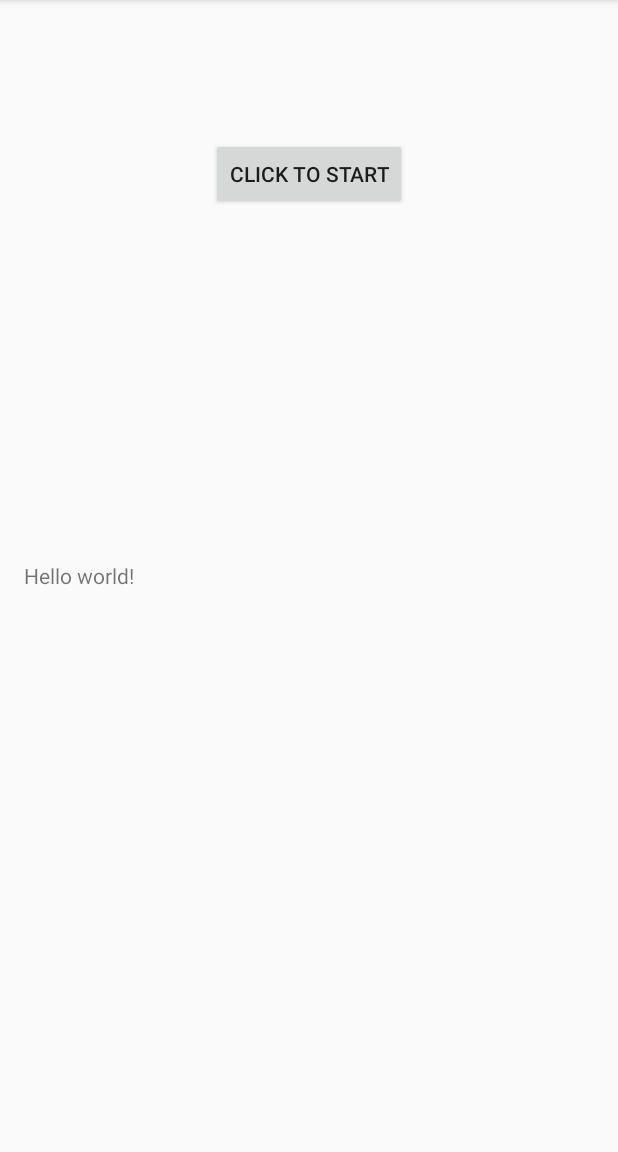
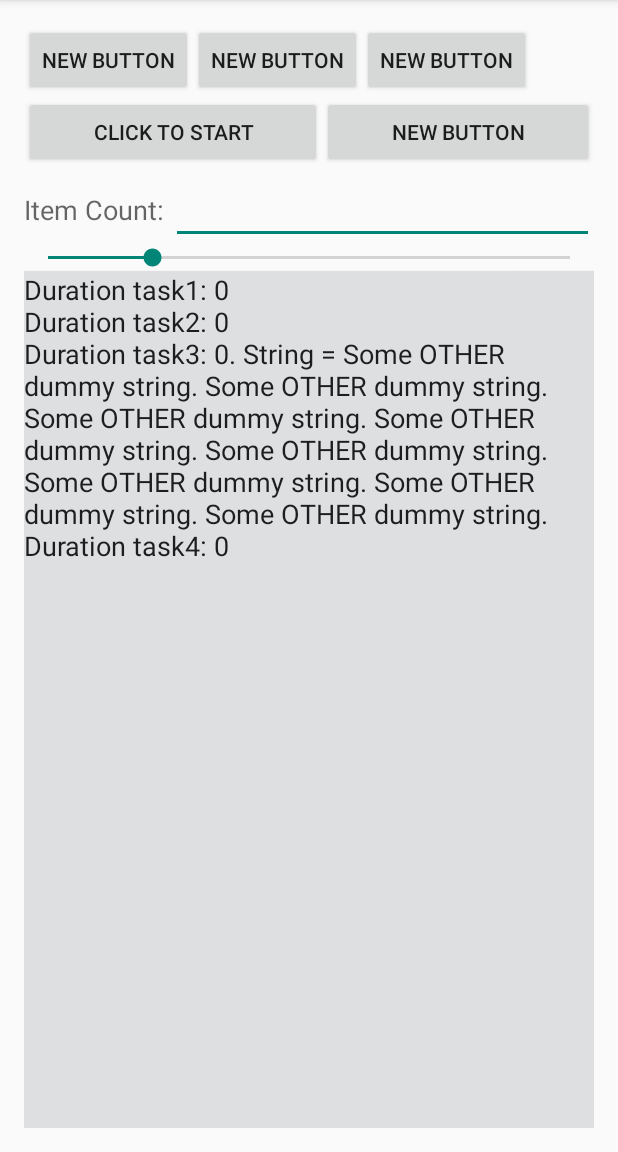
Before and after one commit to miketolliver/bitterbrush, an Android app: the screen it shows after launch (MainActivity), after a tap on "CLICK TO START", on a phone screen of 412 x 824 dp, the part 84-1236 px from its top. Run offline under Robolectric (Android 15) with nearby library versions, the phone set to English and light mode, and no system bars.

Commit message:
transitioning javabenchmark utility

```diff
--- a/javaBenchmark/app/src/main/java/com/example/mike/javabenchmark/DbManager.java
+++ b/javaBenchmark/app/src/main/java/com/example/mike/javabenchmark/DbManager.java
@@ -86,6 +86,7 @@ public class DbManager extends SQLiteOpenHelper {
         }else{
             //Log.d("BENCH_DB", "GetValueString for key="+key+", valueName="+valueName+" returned 0 results." );
         }
+        cur.close();
 
         return res;
     }
--- a/javaBenchmark/app/src/main/java/com/example/mike/javabenchmark/MainActivity.java
+++ b/javaBenchmark/app/src/main/java/com/example/mike/javabenchmark/MainActivity.java
@@ -7,17 +7,21 @@ import android.view.Menu;
 import android.view.MenuItem;
 import android.view.View;
 import android.widget.Button;
+import android.widget.ProgressBar;
+import android.widget.TextView;
 
 
 public class MainActivity extends ActionBarActivity {
 
     public DbManager mDbManager;
+    public TextView mResults;
 
     @Override
     protected void onCreate(Bundle savedInstanceState) {
         super.onCreate(savedInstanceState);
         setContentView(R.layout.activity_main);
 
+        mResults = (TextView)findViewById(R.id.mTextResults);
         mDbManager = new DbManager(this);
 
         Button clickButton = (Button) findViewById(R.id.mStartBtn);
@@ -44,19 +48,26 @@ public class MainActivity extends ActionBarActivity {
 
         for( int i=0; i<lLoop; i++ ){
             String lValue = "VALUE"+i;
-            mDbManager.AddValueString(lValue, "Some dummy string");
+            mDbManager.AddValueString(lValue, "Some dummy string.");
         }
+
         long t2 = System.currentTimeMillis();
         long dur1 = t2-t1;
         Log.d("BENCH", "Duration task1: "+ dur1);
 
+        String str = "Duration task1: " + dur1 + "\n";
+        mResults.append(str);
+
         for( int i=0; i<lLoop; i++ ) {
             String lValue = "VALUE" + i;
-            mDbManager.SetValueString(lValue, "Some OTHER dummy string");
+            mDbManager.SetValueString(lValue, "Some OTHER dummy string. Some OTHER dummy string. Some OTHER dummy string. Some OTHER dummy string. Some OTHER dummy string. Some OTHER dummy string. Some OTHER dummy string. Some OTHER dummy string. ");
         }
         long t3 = System.currentTimeMillis();
         long dur2 = t3-t2;
         Log.d("BENCH", "Duration task2: "+ dur2);
+        str = "Duration task2: " + dur2 + "\n";
+        mResults.append(str);
+
 
         String val="";
         for( int i=0; i<lLoop; i++ ) {
@@ -66,6 +77,8 @@ public class MainActivity extends ActionBarActivity {
         long t4 = System.currentTimeMillis();
         long dur3 = t4-t3;
         Log.d("BENCH", "Duration task3: "+ dur3 + ". String = "+val);
+        str = "Duration task3: " + dur3 + ". String = "+val + "\n";
+        mResults.append(str);
 
 
         for( int i=0; i<lLoop; i++ ) {
@@ -75,6 +88,9 @@ public class MainActivity extends ActionBarActivity {
         long t5 = System.currentTimeMillis();
         long dur4 = t5-t4;
         Log.d("BENCH", "Duration task4: "+ dur4);
+        str = "Duration task4: " + dur4 + "\n";
+        mResults.append(str);
+
 
         return true;
     }
--- a/javaBenchmark/app/src/main/res/layout/activity_main.xml
+++ b/javaBenchmark/app/src/main/res/layout/activity_main.xml
@@ -1,25 +1,105 @@
-<RelativeLayout xmlns:android="http://schemas.android.com/apk/res/android"
+<LinearLayout xmlns:android="http://schemas.android.com/apk/res/android"
     xmlns:tools="http://schemas.android.com/tools" android:layout_width="match_parent"
     android:layout_height="match_parent" android:paddingLeft="@dimen/activity_horizontal_margin"
     android:paddingRight="@dimen/activity_horizontal_margin"
     android:paddingTop="@dimen/activity_vertical_margin"
-    android:paddingBottom="@dimen/activity_vertical_margin" tools:context=".MainActivity">
+    android:paddingBottom="@dimen/activity_vertical_margin" tools:context=".MainActivity"
+    android:orientation="vertical">
 
 
+    <LinearLayout
+        android:orientation="horizontal"
+        android:layout_width="fill_parent"
+        android:layout_height="wrap_content">
+
+        <Button
+            android:layout_width="wrap_content"
+            android:layout_height="wrap_content"
+            android:text="New Button"
+            android:id="@+id/button2" />
+
+        <Button
+            android:layout_width="wrap_content"
+            android:layout_height="wrap_content"
+            android:text="New Button"
+            android:id="@+id/button3" />
+
+        <Button
+            android:layout_width="wrap_content"
+            android:layout_height="wrap_content"
+            android:text="New Button"
+            android:id="@+id/button4" />
+    </LinearLayout>
+
+    <LinearLayout
+        android:orientation="horizontal"
+        android:layout_width="match_parent"
+        android:layout_height="wrap_content"
+        android:layout_gravity="center_horizontal">
 
         <Button
             android:layout_width="wrap_content"
             android:layout_height="wrap_content"
             android:text="Click to Start"
             android:id="@+id/mStartBtn"
-        android:layout_marginTop="76dp"
+            android:layout_marginTop="0dp"
             android:layout_alignParentTop="true"
-        android:layout_centerHorizontal="true" />
+            android:layout_centerHorizontal="true"
+            android:layout_marginBottom="5dp"
+            android:layout_weight="0.5" />
 
-    <TextView android:text="@string/hello_world" android:layout_width="wrap_content"
+        <Button
+            android:layout_width="wrap_content"
             android:layout_height="wrap_content"
+            android:text="New Button"
+            android:id="@+id/button"
+            android:layout_weight="0.5" />
+    </LinearLayout>
+
+
+    <LinearLayout
+        android:orientation="horizontal"
+        android:layout_width="match_parent"
+        android:layout_height="wrap_content">
+
+        <TextView
+            android:layout_width="wrap_content"
+            android:layout_height="wrap_content"
+            android:textAppearance="?android:attr/textAppearanceMedium"
+            android:text="Item Count: "
             android:id="@+id/textView"
-        android:layout_centerVertical="true"
-        android:layout_alignParentStart="true"
-        android:layout_alignParentEnd="true" />
-</RelativeLayout>
+            android:layout_gravity="center_vertical" />
+
+        <EditText
+            android:layout_width="match_parent"
+            android:layout_height="wrap_content"
+            android:inputType="number"
+            android:ems="10"
+            android:id="@+id/mItemCount"
+            android:layout_gravity="center_vertical"
+            android:enabled="true" />
+    </LinearLayout>
+
+    <SeekBar
+        android:layout_width="match_parent"
+        android:layout_height="wrap_content"
+        android:id="@+id/mSeekBar"
+        android:layout_gravity="center_horizontal"
+        android:max="5000"
+        android:progress="1000" />
+
+    <EditText
+        android:layout_width="match_parent"
+        android:layout_height="0dp"
+        android:inputType="none"
+        android:ems="10"
+        android:id="@+id/mTextResults"
+        android:layout_weight="1"
+        android:background="#ffdddfe0"
+        android:editable="false"
+        android:elevation="1dp"
+        android:enabled="true"
+        android:gravity="left|top"
+        android:textIsSelectable="true" />
+
+</LinearLayout>
```
Also changed, not shown: 1 other file. Lines whose indentation alone changed are shown as unchanged.
